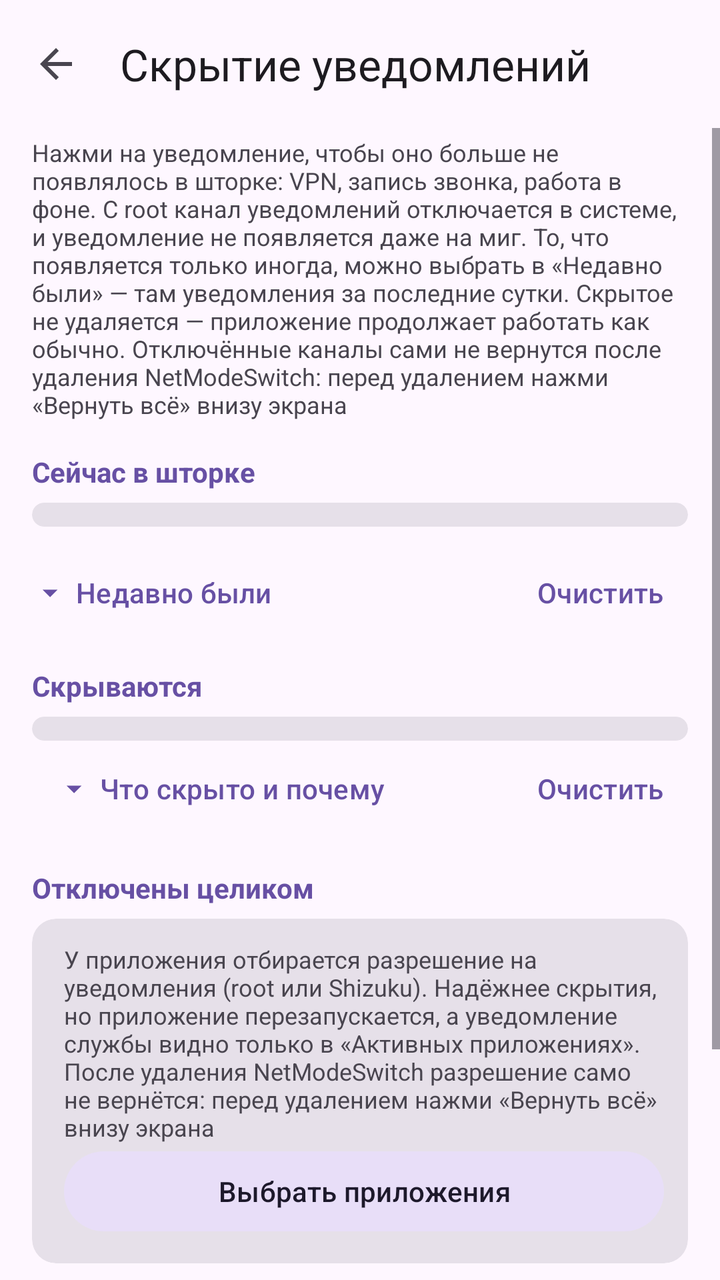
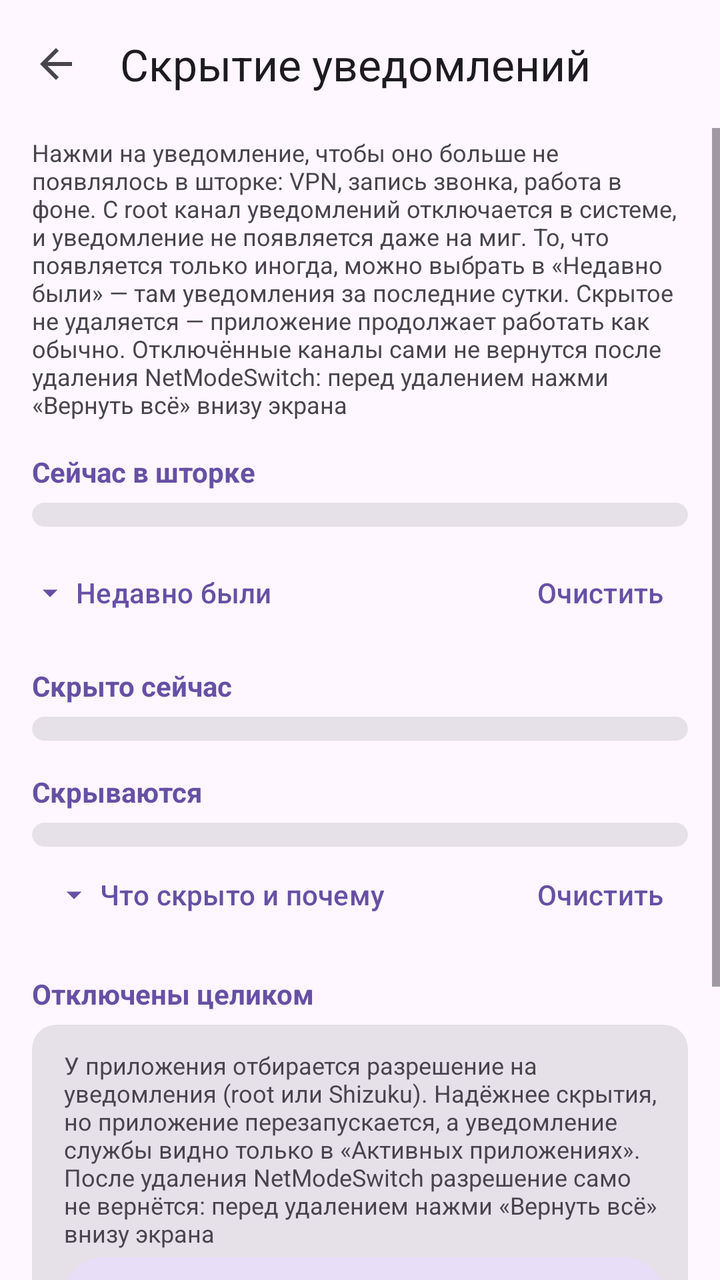

Before-and-after screenshots of an Android layout around one commit, followed by the original layout XML and the change that was made.
<!-- AndroidManifest.xml: application theme Theme.NetModeSwitch -->
<!-- res/layout/activity_notif_hide.xml -->
<?xml version="1.0" encoding="utf-8"?>
<LinearLayout xmlns:android="http://schemas.android.com/apk/res/android"
    xmlns:app="http://schemas.android.com/apk/res-auto"
    android:layout_width="match_parent"
    android:layout_height="match_parent"
    android:fitsSystemWindows="true"
    android:orientation="vertical">

    <com.google.android.material.appbar.MaterialToolbar
        android:id="@+id/toolbar"
        android:layout_width="match_parent"
        android:layout_height="wrap_content"
        app:navigationIcon="?attr/homeAsUpIndicator"
        app:title="@string/hide_title" />

    <ScrollView
        android:layout_width="match_parent"
        android:layout_height="match_parent"
        android:clipToPadding="false">

        <LinearLayout
            android:layout_width="match_parent"
            android:layout_height="wrap_content"
            android:orientation="vertical"
            android:paddingStart="16dp"
            android:paddingEnd="16dp"
            android:paddingBottom="24dp">

            <TextView
                style="@style/NMS.Hint"
                android:layout_marginTop="4dp"
                android:text="@string/hide_hint" />

            <TextView
                android:id="@+id/restoreStatus"
                style="@style/NMS.Hint"
                android:textColor="?attr/colorError"
                android:visibility="gone" />

            <com.google.android.material.button.MaterialButton
                android:id="@+id/retryRestore"
                style="@style/NMS.PickButton"
                android:text="@string/hide_retry_restore"
                android:visibility="gone" />

            
            <LinearLayout
                android:id="@+id/noAccess"
                android:layout_width="match_parent"
                android:layout_height="wrap_content"
                android:layout_marginTop="12dp"
                android:orientation="vertical"
                android:visibility="gone">

                <TextView
                    style="@style/NMS.Hint"
                    android:textColor="?attr/colorError"
                    android:text="@string/hide_no_access" />

                <com.google.android.material.button.MaterialButton
                    android:id="@+id/grant"
                    style="@style/NMS.PickButton"
                    android:layout_marginTop="6dp"
                    android:text="@string/hide_grant" />
            </LinearLayout>

            <TextView
                style="@style/NMS.Section"
                android:text="@string/hide_sec_shade" />

            <com.google.android.material.card.MaterialCardView style="@style/NMS.Card">

                <LinearLayout
                    android:id="@+id/shadeList"
                    android:layout_width="match_parent"
                    android:layout_height="wrap_content"
                    android:orientation="vertical" />
            </com.google.android.material.card.MaterialCardView>

            <LinearLayout
                android:layout_width="match_parent"
                android:layout_height="wrap_content"
                android:gravity="center_vertical"
                android:orientation="horizontal">

                <com.google.android.material.button.MaterialButton
                    android:id="@+id/recentToggle"
                    style="@style/Widget.Material3.Button.TextButton"
                    android:layout_width="0dp"
                    android:layout_height="wrap_content"
                    android:layout_marginTop="6dp"
                    android:layout_weight="1"
                    android:gravity="start|center_vertical"
                    android:minHeight="48dp"
                    android:paddingStart="0dp"
                    android:text="@string/hide_sec_recent"
                    app:icon="@drawable/ic_expand"
                    app:iconGravity="start" />

                <com.google.android.material.button.MaterialButton
                    android:id="@+id/recentClear"
                    style="@style/Widget.Material3.Button.TextButton"
                    android:layout_width="wrap_content"
                    android:layout_height="wrap_content"
                    android:layout_marginTop="6dp"
                    android:text="@string/hide_recent_clear" />
            </LinearLayout>

            <com.google.android.material.card.MaterialCardView
                android:id="@+id/recentCard"
                style="@style/NMS.Card"
                android:visibility="gone">

                <LinearLayout
                    android:layout_width="match_parent"
                    android:layout_height="wrap_content"
                    android:orientation="vertical">

                    <com.google.android.material.textfield.TextInputLayout
                        android:layout_width="match_parent"
                        android:layout_height="wrap_content"
                        android:hint="@string/hide_history_search"
                        app:endIconMode="clear_text">
                        <com.google.android.material.textfield.TextInputEditText
                            android:id="@+id/historySearch"
                            android:layout_width="match_parent"
                            android:layout_height="wrap_content"
                            android:inputType="text"
                            android:singleLine="true" />
                    </com.google.android.material.textfield.TextInputLayout>

                    <LinearLayout
                        android:id="@+id/recentList"
                        android:layout_width="match_parent"
                        android:layout_height="wrap_content"
                        android:orientation="vertical" />
                </LinearLayout>
            </com.google.android.material.card.MaterialCardView>

            <TextView
                style="@style/NMS.Section"
                android:text="@string/hide_sec_rules" />

            <com.google.android.material.card.MaterialCardView style="@style/NMS.Card">

                <LinearLayout
                    android:id="@+id/ruleList"
                    android:layout_width="match_parent"
                    android:layout_height="wrap_content"
                    android:orientation="vertical" />
            </com.google.android.material.card.MaterialCardView>

            <LinearLayout
                android:layout_width="match_parent"
                android:layout_height="wrap_content"
                android:gravity="center_vertical"
                android:orientation="horizontal">

                <com.google.android.material.button.MaterialButton
                    android:id="@+id/journalToggle"
                    style="@style/Widget.Material3.Button.TextButton"
                    android:layout_width="0dp"
                    android:layout_height="wrap_content"
                    android:layout_weight="1"
                    android:gravity="start|center_vertical"
                    android:minHeight="48dp"
                    android:text="@string/hide_journal_title"
                    app:icon="@drawable/ic_expand" />

                <com.google.android.material.button.MaterialButton
                    android:id="@+id/journalClear"
                    style="@style/Widget.Material3.Button.TextButton"
                    android:layout_width="wrap_content"
                    android:layout_height="wrap_content"
                    android:text="@string/hide_recent_clear" />
            </LinearLayout>

            <com.google.android.material.card.MaterialCardView
                android:id="@+id/journalCard"
                style="@style/NMS.Card"
                android:visibility="gone">
                <LinearLayout
                    android:layout_width="match_parent"
                    android:layout_height="wrap_content"
                    android:orientation="vertical">
                    <TextView
                        style="@style/NMS.Hint"
                        android:text="@string/hide_journal_hint" />
                    <LinearLayout
                        android:id="@+id/journalList"
                        android:layout_width="match_parent"
                        android:layout_height="wrap_content"
                        android:orientation="vertical" />
                </LinearLayout>
            </com.google.android.material.card.MaterialCardView>

            <TextView
                android:id="@+id/blockSection"
                style="@style/NMS.Section"
                android:text="@string/hide_sec_blocked" />

            <com.google.android.material.card.MaterialCardView
                android:id="@+id/blockCard"
                style="@style/NMS.Card">

                <LinearLayout
                    android:layout_width="match_parent"
                    android:layout_height="wrap_content"
                    android:orientation="vertical">

                    <TextView
                        style="@style/NMS.Hint"
                        android:layout_marginTop="6dp"
                        android:text="@string/hide_block_hint" />

                    <LinearLayout
                        android:id="@+id/blockList"
                        android:layout_width="match_parent"
                        android:layout_height="wrap_content"
                        android:orientation="vertical" />

                    <com.google.android.material.button.MaterialButton
                        android:id="@+id/blockPick"
                        style="@style/NMS.PickButton"
                        android:layout_marginBottom="6dp"
                        android:text="@string/hide_block_pick" />
                </LinearLayout>
            </com.google.android.material.card.MaterialCardView>

            <TextView
                style="@style/NMS.Hint"
                android:layout_marginTop="16dp"
                android:text="@string/hide_return_all_hint" />

            <com.google.android.material.button.MaterialButton
                android:id="@+id/returnAll"
                style="@style/NMS.PickButton"
                android:layout_marginBottom="6dp"
                android:text="@string/hide_return_all" />
        </LinearLayout>
    </ScrollView>
</LinearLayout>
<!-- resources referenced by this layout -->
<resources>
  <!-- drawable ic_expand (drawable) -->
  <vector xmlns:android="http://schemas.android.com/apk/res/android"
      android:width="24dp" android:height="24dp"
      android:viewportWidth="24" android:viewportHeight="24">
      <path android:fillColor="@android:color/white" android:pathData="M7,10l5,5 5,-5z" />
  </vector>
  <string name="hide_block_hint">У приложения отбирается разрешение на уведомления (root или Shizuku). Надёжнее скрытия, но приложение перезапускается, а уведомление службы видно только в «Активных приложениях». После удаления NetModeSwitch разрешение само не вернётся: перед удалением нажми «Вернуть всё» внизу экрана</string>
  <string name="hide_block_pick">Выбрать приложения</string>
  <string name="hide_grant">Включить доступ к уведомлениям</string>
  <string name="hide_hint">Нажми на уведомление, чтобы оно больше не появлялось в шторке: VPN, запись звонка, работа в фоне. С root канал уведомлений отключается в системе, и уведомление не появляется даже на миг. То, что появляется только иногда, можно выбрать в «Недавно были» — там уведомления за последние сутки. Скрытое не удаляется — приложение продолжает работать как обычно. Отключённые каналы сами не вернутся после удаления NetModeSwitch: перед удалением нажми «Вернуть всё» внизу экрана</string>
  <string name="hide_history_search">Поиск по приложению и уведомлению</string>
  <string name="hide_journal_hint">Последние 100 событий за сутки. Одинаковые события записываются не чаще раза в минуту. Отключённый через root канал не присылает уведомления — его состояние смотри в правиле. Журнал хранится на телефоне, без текста сообщений и не включается в резервную копию</string>
  <string name="hide_journal_title">Что скрыто и почему</string>
  <string name="hide_no_access">Нет доступа к уведомлениям — без него ничего не видно и не скрывается</string>
  <string name="hide_recent_clear">Очистить</string>
  <string name="hide_retry_restore">Повторить восстановление</string>
  <string name="hide_return_all">Вернуть всё и подготовить к удалению</string>
  <string name="hide_return_all_hint">Android не сообщает приложению о его удалении. Скрытые уведомления вернутся сами в течение 3 дней, а отключённые каналы и снятые разрешения — нет, их можно вернуть только здесь</string>
  <string name="hide_sec_blocked">Отключены целиком</string>
  <string name="hide_sec_recent">Недавно были</string>
  <string name="hide_sec_rules">Скрываются</string>
  <string name="hide_sec_shade">Сейчас в шторке</string>
  <string name="hide_title">Скрытие уведомлений</string>
  <style name="NMS.Card" parent="Widget.Material3.CardView.Filled">
          <item name="android:layout_width">match_parent</item>
          <item name="android:layout_height">wrap_content</item>
          <item name="contentPaddingLeft">16dp</item>
          <item name="contentPaddingRight">12dp</item>
          <item name="contentPaddingTop">6dp</item>
          <item name="contentPaddingBottom">6dp</item>
      </style>
  <style name="NMS.Hint">
          <item name="android:layout_width">match_parent</item>
          <item name="android:layout_height">wrap_content</item>
          <item name="android:textSize">12sp</item>
          <item name="android:textColor">?attr/colorOnSurfaceVariant</item>
          <item name="android:layout_marginTop">2dp</item>
      </style>
  <style name="NMS.PickButton" parent="Widget.Material3.Button.TonalButton">
          <item name="android:layout_width">match_parent</item>
          <item name="android:layout_height">wrap_content</item>
      </style>
  <style name="Theme.NetModeSwitch" parent="Theme.Material3.DayNight.NoActionBar">
          <item name="android:statusBarColor">?attr/colorSurface</item>
          <item name="android:navigationBarColor">?attr/colorSurface</item>
          
          <item name="android:windowLightStatusBar">true</item>
          <item name="android:windowLightNavigationBar">true</item>
      </style>
  <!-- unchanged entries left out for length: 1 -->
</resources>

<!-- the commit's change to res/layout/activity_notif_hide.xml (unified diff, before → after) -->
@@ -139,6 +139,19 @@
 
             <TextView
                 style="@style/NMS.Section"
+                android:text="@string/hide_sec_hidden" />
+
+            <com.google.android.material.card.MaterialCardView style="@style/NMS.Card">
+
+                <LinearLayout
+                    android:id="@+id/hiddenList"
+                    android:layout_width="match_parent"
+                    android:layout_height="wrap_content"
+                    android:orientation="vertical" />
+            </com.google.android.material.card.MaterialCardView>
+
+            <TextView
+                style="@style/NMS.Section"
                 android:text="@string/hide_sec_rules" />
 
             <com.google.android.material.card.MaterialCardView style="@style/NMS.Card">
<!-- resource entries referenced after the edit -->
@@ -19,6 +19,7 @@
   <string name="hide_return_all">Вернуть всё и подготовить к удалению</string>
   <string name="hide_return_all_hint">Android не сообщает приложению о его удалении. Скрытые уведомления вернутся сами в течение 3 дней, а отключённые каналы и снятые разрешения — нет, их можно вернуть только здесь</string>
   <string name="hide_sec_blocked">Отключены целиком</string>
+  <string name="hide_sec_hidden">Скрыто сейчас</string>
   <string name="hide_sec_recent">Недавно были</string>
   <string name="hide_sec_rules">Скрываются</string>
   <string name="hide_sec_shade">Сейчас в шторке</string>
